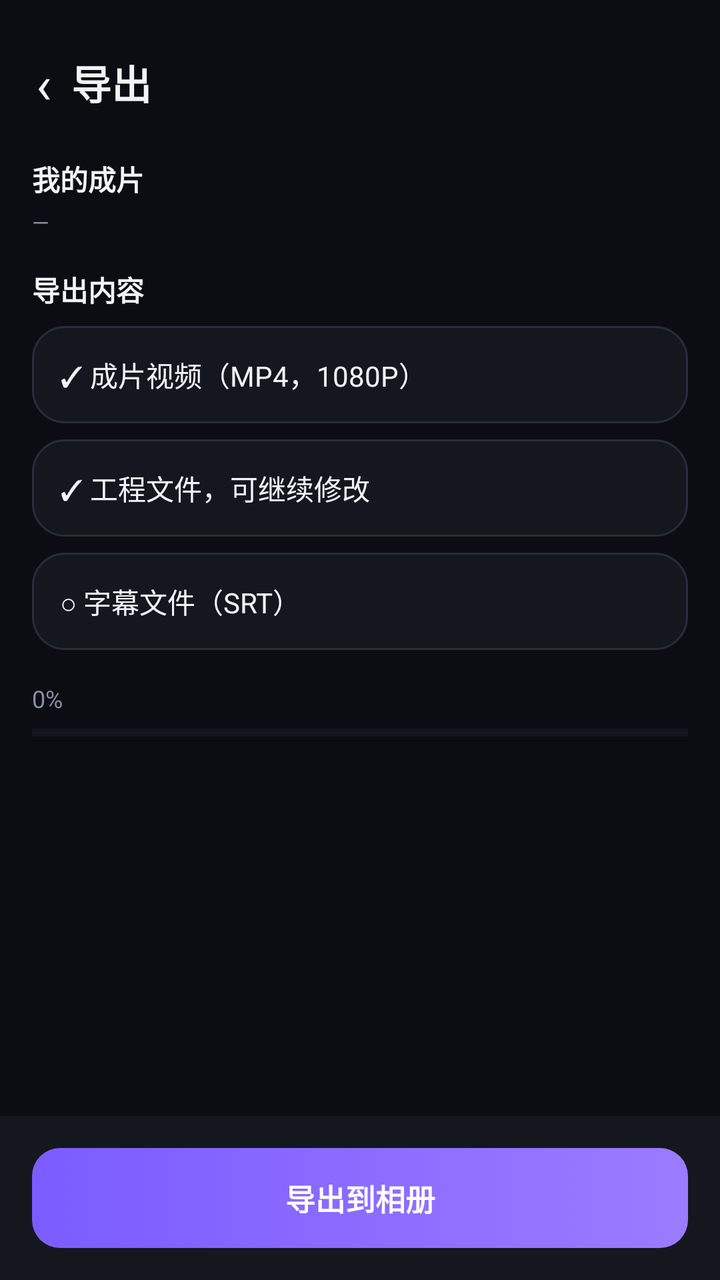
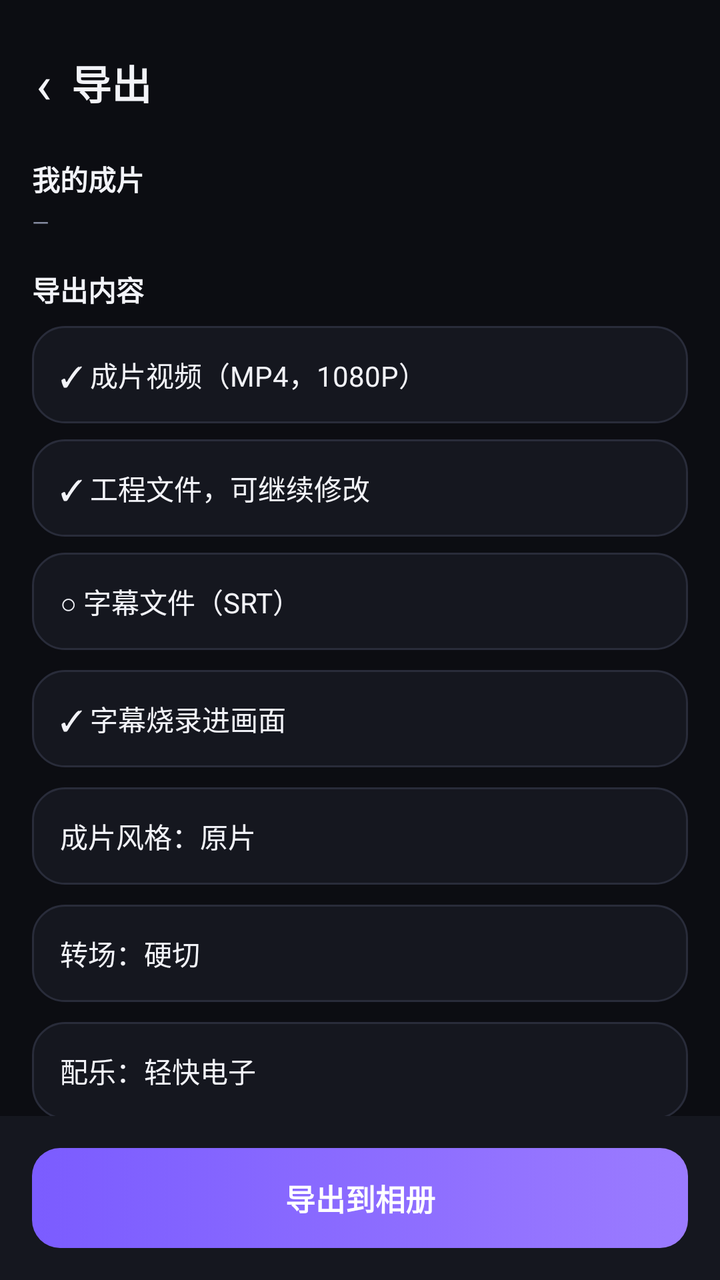

Two renders of the same Android screen: before a commit and after it. Below are the layout's source before the change and the commit's diff.
<!-- AndroidManifest.xml: application theme Theme.FlashCut -->
<!-- res/layout/activity_export.xml -->
<?xml version="1.0" encoding="utf-8"?>
<LinearLayout xmlns:android="http://schemas.android.com/apk/res/android"
    android:layout_width="match_parent"
    android:layout_height="match_parent"
    android:orientation="vertical"
    android:background="@color/bg">

    <LinearLayout
        android:layout_width="match_parent"
        android:layout_height="wrap_content"
        android:orientation="horizontal"
        android:gravity="center_vertical"
        android:paddingStart="8dp"
        android:paddingEnd="@dimen/pad"
        android:paddingTop="14dp"
        android:paddingBottom="10dp">

        <TextView
            android:id="@+id/btnBack"
            android:layout_width="wrap_content"
            android:layout_height="wrap_content"
            android:background="?attr/selectableItemBackgroundBorderless"
            android:padding="10dp"
            android:text="‹"
            android:textColor="@color/text"
            android:textSize="26sp" />

        <TextView
            style="@style/Text.Title"
            android:layout_width="wrap_content"
            android:layout_height="wrap_content"
            android:text="导出" />
    </LinearLayout>

    <ScrollView
        android:layout_width="match_parent"
        android:layout_height="0dp"
        android:layout_weight="1"
        android:clipToPadding="false"
        android:paddingStart="@dimen/pad"
        android:paddingEnd="@dimen/pad"
        android:scrollbars="none">

        <LinearLayout
            android:layout_width="match_parent"
            android:layout_height="wrap_content"
            android:orientation="vertical">

            <TextView
                android:id="@+id/tvName"
                style="@style/Text.Body"
                android:layout_width="match_parent"
                android:layout_height="wrap_content"
                android:text="我的成片"
                android:textStyle="bold" />

            <TextView
                android:id="@+id/tvMeta"
                style="@style/Text.Tiny"
                android:layout_width="match_parent"
                android:layout_height="wrap_content"
                android:layout_marginTop="4dp"
                android:layout_marginBottom="16dp"
                android:text="—" />

            <TextView
                style="@style/Text.Body"
                android:layout_width="wrap_content"
                android:layout_height="wrap_content"
                android:layout_marginBottom="8dp"
                android:text="导出内容"
                android:textStyle="bold" />

            <TextView
                android:id="@+id/rowVideo"
                style="@style/Text.Body"
                android:layout_width="match_parent"
                android:layout_height="wrap_content"
                android:background="@drawable/bg_card"
                android:padding="14dp"
                android:layout_marginBottom="8dp"
                android:text="✓ 成片视频（MP4，1080P）" />

            <TextView
                android:id="@+id/rowProject"
                style="@style/Text.Body"
                android:layout_width="match_parent"
                android:layout_height="wrap_content"
                android:background="@drawable/bg_card"
                android:padding="14dp"
                android:layout_marginBottom="8dp"
                android:text="✓ 工程文件，可继续修改" />

            <TextView
                android:id="@+id/rowSrt"
                style="@style/Text.Body"
                android:layout_width="match_parent"
                android:layout_height="wrap_content"
                android:background="@drawable/bg_card"
                android:padding="14dp"
                android:text="○ 字幕文件（SRT）" />

            <TextView
                android:id="@+id/tvTip"
                style="@style/Text.Tiny"
                android:layout_width="match_parent"
                android:layout_height="wrap_content"
                android:layout_marginTop="8dp"
                android:lineSpacingExtra="3dp"
                android:text=""
                android:textColor="@color/yellow"
                android:visibility="gone" />

            <TextView
                android:id="@+id/tvPercent"
                style="@style/Text.Sub"
                android:layout_width="match_parent"
                android:layout_height="wrap_content"
                android:layout_marginTop="16dp"
                android:text="0%" />

            <ProgressBar
                android:id="@+id/progressBar"
                style="?android:attr/progressBarStyleHorizontal"
                android:layout_width="match_parent"
                android:layout_height="6dp"
                android:layout_marginTop="6dp"
                android:max="100"
                android:progress="0"
                android:progressTint="@color/brand"
                android:progressBackgroundTint="@color/line" />

            <TextView
                android:id="@+id/tvDone"
                style="@style/Text.Body"
                android:layout_width="match_parent"
                android:layout_height="wrap_content"
                android:layout_marginTop="14dp"
                android:text=""
                android:textColor="@color/green"
                android:visibility="gone" />

            <LinearLayout
                android:id="@+id/shareRow"
                android:layout_width="match_parent"
                android:layout_height="wrap_content"
                android:layout_marginTop="18dp"
                android:orientation="horizontal"
                android:visibility="gone">

                <TextView
                    android:id="@+id/btnShare"
                    style="@style/Btn.Ghost"
                    android:layout_width="0dp"
                    android:layout_height="wrap_content"
                    android:layout_weight="1"
                    android:layout_marginEnd="10dp"
                    android:text="分享" />

                <TextView
                    android:id="@+id/btnPlay"
                    style="@style/Btn.Ghost"
                    android:layout_width="0dp"
                    android:layout_height="wrap_content"
                    android:layout_weight="1"
                    android:text="播放" />
            </LinearLayout>
        </LinearLayout>
    </ScrollView>

    <LinearLayout
        android:layout_width="match_parent"
        android:layout_height="wrap_content"
        android:orientation="vertical"
        android:padding="@dimen/pad"
        android:background="@color/panel">

        <TextView
            android:id="@+id/btnExport"
            style="@style/Btn.Primary"
            android:layout_width="match_parent"
            android:layout_height="wrap_content"
            android:text="导出到相册" />
    </LinearLayout>
</LinearLayout>
<!-- resources referenced by this layout -->
<resources>
  <color name="bg">#0C0D12</color>
  <color name="brand">#7B5CFF</color>
  <color name="green">#34D399</color>
  <color name="line">#292C3A</color>
  <color name="panel">#15171F</color>
  <color name="text">#F2F3F8</color>
  <color name="yellow">#FBBF24</color>
  <dimen name="pad">16dp</dimen>
  <!-- drawable bg_card (drawable) -->
  <?xml version="1.0" encoding="utf-8"?>
  <selector xmlns:android="http://schemas.android.com/apk/res/android">
      <item android:state_pressed="true">
          <shape android:shape="rectangle">
              <solid android:color="#1E2130" />
              <corners android:radius="@dimen/card_radius" />
              <stroke android:width="1dp" android:color="@color/brand" />
          </shape>
      </item>
      <item>
          <shape android:shape="rectangle">
              <solid android:color="@color/panel" />
              <corners android:radius="@dimen/card_radius" />
              <stroke android:width="1dp" android:color="@color/line" />
          </shape>
      </item>
  </selector>
  <style name="Btn.Ghost" parent="">
          <item name="android:background">@drawable/bg_chip</item>
          <item name="android:textColor">@color/text</item>
          <item name="android:textSize">14sp</item>
          <item name="android:paddingTop">12dp</item>
          <item name="android:paddingBottom">12dp</item>
          <item name="android:gravity">center</item>
          <item name="android:stateListAnimator">@null</item>
      </style>
  <style name="Btn.Primary" parent="">
          <item name="android:background">@drawable/bg_btn_primary</item>
          <item name="android:textColor">@color/white</item>
          <item name="android:textSize">15sp</item>
          <item name="android:textStyle">bold</item>
          <item name="android:paddingTop">14dp</item>
          <item name="android:paddingBottom">14dp</item>
          <item name="android:gravity">center</item>
          <item name="android:stateListAnimator">@null</item>
      </style>
  <style name="Text.Body" parent="">
          <item name="android:textSize">@dimen/body</item>
          <item name="android:textColor">@color/text</item>
      </style>
  <style name="Text.Sub" parent="">
          <item name="android:textSize">@dimen/small</item>
          <item name="android:textColor">@color/sub</item>
      </style>
  <style name="Text.Tiny" parent="">
          <item name="android:textSize">@dimen/tiny</item>
          <item name="android:textColor">@color/sub</item>
      </style>
  <style name="Text.Title" parent="">
          <item name="android:textSize">@dimen/title</item>
          <item name="android:textColor">@color/text</item>
          <item name="android:textStyle">bold</item>
      </style>
  <style name="Theme.FlashCut" parent="Theme.MaterialComponents.DayNight.NoActionBar">
          <item name="colorPrimary">@color/brand</item>
          <item name="colorPrimaryDark">@color/bg</item>
          <item name="colorAccent">@color/brand</item>
          <item name="android:windowBackground">@color/bg</item>
          <item name="android:statusBarColor">@color/bg</item>
          <item name="android:navigationBarColor">@color/bg</item>
          <item name="android:windowLightStatusBar">false</item>
      </style>
  <dimen name="card_radius">16dp</dimen>
  <color name="white">#FFFFFF</color>
  <dimen name="body">14sp</dimen>
  <dimen name="small">12sp</dimen>
  <color name="sub">#888EA3</color>
  <dimen name="tiny">11sp</dimen>
  <dimen name="title">20sp</dimen>
  <dimen name="chip_radius">999dp</dimen>
  <!-- unchanged entries left out for length: 2 -->
</resources>

<!-- the commit's change to res/layout/activity_export.xml (unified diff, before → after) -->
@@ -99,6 +99,56 @@
                 android:background="@drawable/bg_card"
                 android:padding="14dp"
                 android:text="○ 字幕文件（SRT）" />
+
+            <TextView
+                android:id="@+id/rowSubBurn"
+                style="@style/Text.Body"
+                android:layout_width="match_parent"
+                android:layout_height="wrap_content"
+                android:layout_marginTop="10dp"
+                android:background="@drawable/bg_card"
+                android:padding="14dp"
+                android:text="✓ 字幕烧录进画面" />
+
+            <TextView
+                android:id="@+id/rowEffect"
+                style="@style/Text.Body"
+                android:layout_width="match_parent"
+                android:layout_height="wrap_content"
+                android:layout_marginTop="10dp"
+                android:background="@drawable/bg_card"
+                android:padding="14dp"
+                android:text="成片风格：原片" />
+
+            <TextView
+                android:id="@+id/rowTransition"
+                style="@style/Text.Body"
+                android:layout_width="match_parent"
+                android:layout_height="wrap_content"
+                android:layout_marginTop="10dp"
+                android:background="@drawable/bg_card"
+                android:padding="14dp"
+                android:text="转场：硬切" />
+
+            <TextView
+                android:id="@+id/rowMusic"
+                style="@style/Text.Body"
+                android:layout_width="match_parent"
+                android:layout_height="wrap_content"
+                android:layout_marginTop="10dp"
+                android:background="@drawable/bg_card"
+                android:padding="14dp"
+                android:text="配乐：轻快电子" />
+
+            <TextView
+                android:id="@+id/rowNarration"
+                style="@style/Text.Body"
+                android:layout_width="match_parent"
+                android:layout_height="wrap_content"
+                android:layout_marginTop="10dp"
+                android:background="@drawable/bg_card"
+                android:padding="14dp"
+                android:text="配音：未生成" />
 
             <TextView
                 android:id="@+id/tvTip"
